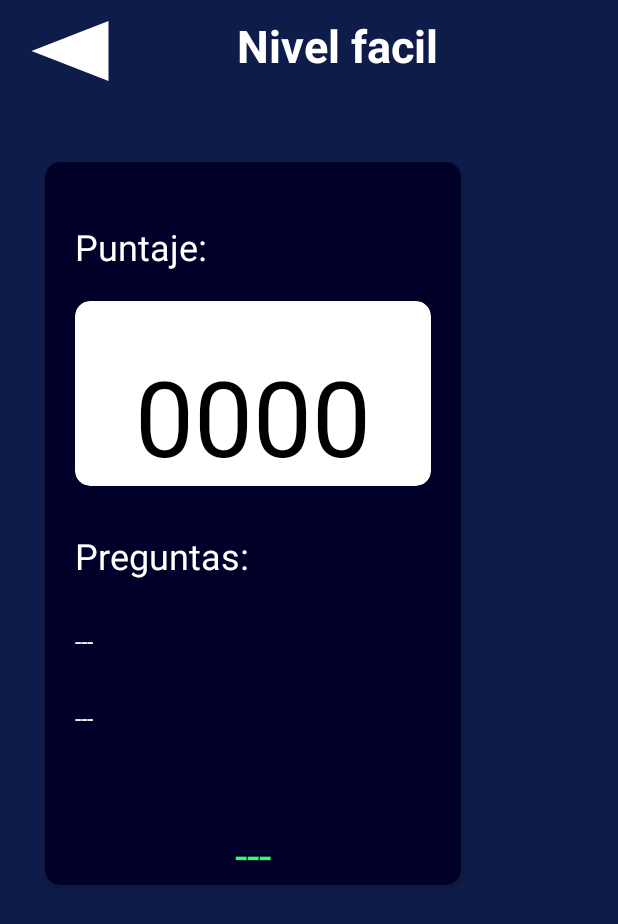
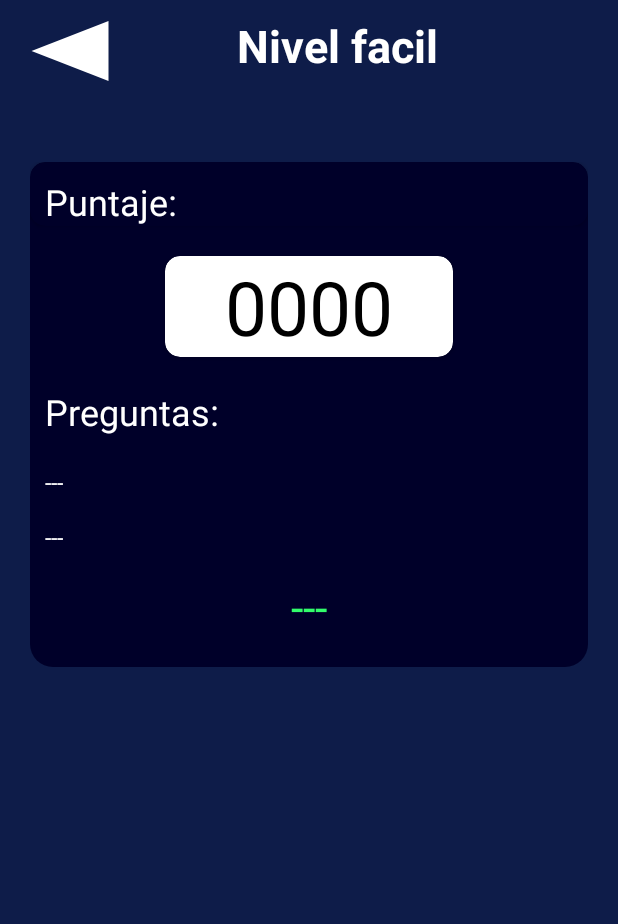
Before and after one commit to Joaquin-1204/Aloir, an Android app: the Details_Activity screen opened directly, with no data from a screen before it, on a phone screen of 412 x 824 dp. Shown: the top 924 px of the screen. Run offline under Robolectric (Android 15) with nearby library versions, the phone set to English and light mode, and no system bars; Roboto replaces fonts that are not available here.

Commit message:
modificaciones 03

```diff
--- /dev/null
+++ b/app/src/main/res/drawable/details_baground.xml
@@ -0,0 +1,6 @@
+<?xml version="1.0" encoding="utf-8"?>
+<shape xmlns:android="http://schemas.android.com/apk/res/android"
+    android:shape="rectangle">
+    <corners android:radius="15dp" /> <!-- Ajusta el radio según tu preferencia -->
+    <solid android:color="@color/color_card" /> <!-- Color de fondo -->
+</shape>
--- a/app/src/main/res/layout/activity_details.xml
+++ b/app/src/main/res/layout/activity_details.xml
@@ -7,10 +7,18 @@
     android:background="@drawable/background_gradient"
     tools:context=".Nveles_Activity">
 
-    <LinearLayout
+    <ScrollView
         android:layout_width="match_parent"
         android:layout_height="match_parent"
-        android:orientation="vertical"
+        app:layout_constraintBottom_toBottomOf="parent"
+        app:layout_constraintEnd_toEndOf="parent"
+        app:layout_constraintStart_toStartOf="parent"
+        app:layout_constraintTop_toTopOf="parent">
+
+        <androidx.constraintlayout.widget.ConstraintLayout
+            android:layout_width="match_parent"
+            android:layout_height="match_parent"
+            app:layout_constraintBottom_toBottomOf="parent"
             app:layout_constraintEnd_toEndOf="parent"
             app:layout_constraintStart_toStartOf="parent"
             app:layout_constraintTop_toTopOf="parent">
@@ -50,42 +58,47 @@
 
             </androidx.constraintlayout.widget.ConstraintLayout>
 
-
             <androidx.constraintlayout.widget.ConstraintLayout
-            android:layout_width="wrap_content"
+                android:layout_width="match_parent"
                 android:layout_height="wrap_content"
-            android:orientation="horizontal">
+                android:layout_marginStart="20dp"
+                android:layout_marginTop="50dp"
+                android:layout_marginEnd="20dp"
+                android:background="@drawable/details_baground"
+                app:layout_constraintEnd_toEndOf="parent"
+                app:layout_constraintStart_toStartOf="parent"
+                app:layout_constraintTop_toBottomOf="@+id/constraintLayout">
 
                 <androidx.cardview.widget.CardView
-                android:layout_width="wrap_content"
+                    android:id="@+id/cardView2"
+                    android:layout_width="match_parent"
                     android:layout_height="wrap_content"
-                android:layout_marginStart="30dp"
-                android:layout_marginTop="50dp"
-                android:layout_marginEnd="30dp"
-                android:layout_marginBottom="50dp"
                     app:cardBackgroundColor="@color/color_card"
                     app:cardCornerRadius="10dp"
-                app:layout_constraintBottom_toBottomOf="parent"
                     app:layout_constraintEnd_toEndOf="parent"
                     app:layout_constraintStart_toStartOf="parent"
                     app:layout_constraintTop_toTopOf="parent">
 
                     <androidx.constraintlayout.widget.ConstraintLayout
                         android:layout_width="match_parent"
-                    android:layout_height="match_parent">
+                        android:layout_height="wrap_content">
 
                         <TextView
                             android:id="@+id/resultados"
                             android:layout_width="wrap_content"
                             android:layout_height="wrap_content"
-                        android:layout_marginStart="20dp"
-                        android:layout_marginTop="40dp"
+                            android:layout_marginStart="10dp"
+                            android:layout_marginTop="10dp"
                             android:fontFamily="@font/aclonica"
                             android:text="Puntaje:"
                             android:textColor="@color/white"
                             android:textSize="24dp"
                             app:layout_constraintStart_toStartOf="parent"
                             app:layout_constraintTop_toTopOf="parent" />
+
+                    </androidx.constraintlayout.widget.ConstraintLayout>
+
+                </androidx.cardview.widget.CardView>
 
                 <androidx.cardview.widget.CardView
                     android:id="@+id/questionCardView"
@@ -97,20 +110,19 @@
                     app:cardCornerRadius="10dp"
                     app:layout_constraintEnd_toEndOf="parent"
                     app:layout_constraintStart_toStartOf="parent"
-                        app:layout_constraintTop_toBottomOf="@+id/resultados">
+                    app:layout_constraintTop_toBottomOf="@+id/cardView2">
 
                     <TextView
                         android:id="@+id/pt"
                         android:layout_width="wrap_content"
                         android:layout_height="wrap_content"
                         android:layout_marginStart="40dp"
-                            android:layout_marginTop="30dp"
                         android:layout_marginEnd="40dp"
                         android:fontFamily="@font/aclonica"
                         android:gravity="center"
                         android:text="0000"
                         android:textColor="@color/black"
-                            android:textSize="70dp" />
+                        android:textSize="50dp" />
 
                 </androidx.cardview.widget.CardView>
 
@@ -118,8 +130,8 @@
                     android:id="@+id/resultados2"
                     android:layout_width="wrap_content"
                     android:layout_height="wrap_content"
-                        android:layout_marginStart="20dp"
-                        android:layout_marginTop="30dp"
+                    android:layout_marginStart="10dp"
+                    android:layout_marginTop="20dp"
                     android:fontFamily="@font/aclonica"
                     android:text="Preguntas:"
                     android:textColor="@color/white"
@@ -129,10 +141,10 @@
 
                 <TextView
                     android:id="@+id/results"
-                        android:layout_width="wrap_content"
+                    android:layout_width="match_parent"
                     android:layout_height="wrap_content"
-                        android:layout_marginStart="20dp"
-                        android:layout_marginTop="30dp"
+                    android:layout_marginStart="10dp"
+                    android:layout_marginTop="20dp"
                     android:fontFamily="@font/aclonica"
                     android:text="---"
                     android:textColor="@color/white"
@@ -142,10 +154,10 @@
 
                 <TextView
                     android:id="@+id/results2"
-                        android:layout_width="wrap_content"
+                    android:layout_width="match_parent"
                     android:layout_height="wrap_content"
-                        android:layout_marginStart="20dp"
-                        android:layout_marginTop="30dp"
+                    android:layout_marginStart="10dp"
+                    android:layout_marginTop="15dp"
                     android:fontFamily="@font/aclonica"
                     android:text="---"
                     android:textColor="@color/white"
@@ -155,22 +167,24 @@
 
                 <TextView
                     android:id="@+id/mensaje"
-                        android:layout_width="wrap_content"
+                    android:layout_width="match_parent"
                     android:layout_height="wrap_content"
-                        android:layout_marginTop="60dp"
+                    android:layout_marginTop="15dp"
+                    android:layout_marginBottom="20dp"
                     android:fontFamily="@font/aclonica"
+                    android:gravity="center"
                     android:text="---"
-                        android:gravity="center"
                     android:textColor="@color/color_pregunta"
                     android:textSize="30dp"
+                    app:layout_constraintBottom_toBottomOf="parent"
                     app:layout_constraintEnd_toEndOf="parent"
                     app:layout_constraintStart_toStartOf="parent"
                     app:layout_constraintTop_toBottomOf="@+id/results2" />
-                </androidx.constraintlayout.widget.ConstraintLayout>
-            </androidx.cardview.widget.CardView>
 
             </androidx.constraintlayout.widget.ConstraintLayout>
 
-    </LinearLayout>
+        </androidx.constraintlayout.widget.ConstraintLayout>
+
+    </ScrollView>
 
 </androidx.constraintlayout.widget.ConstraintLayout>
```
Lines whose indentation alone changed are shown as unchanged.
